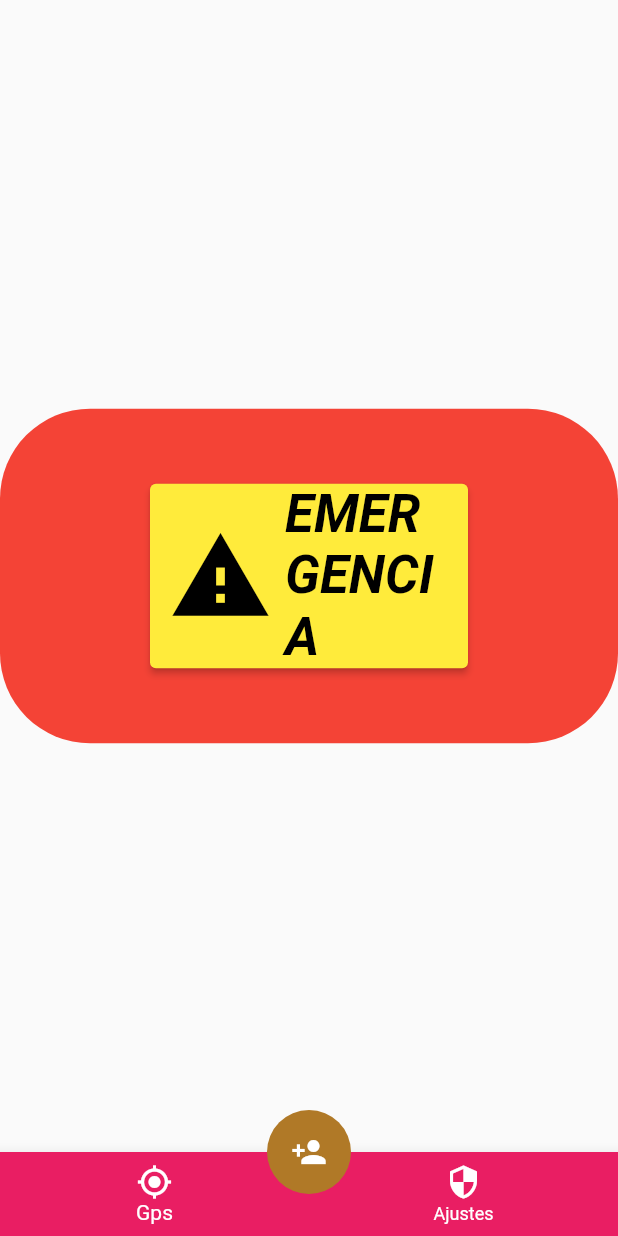
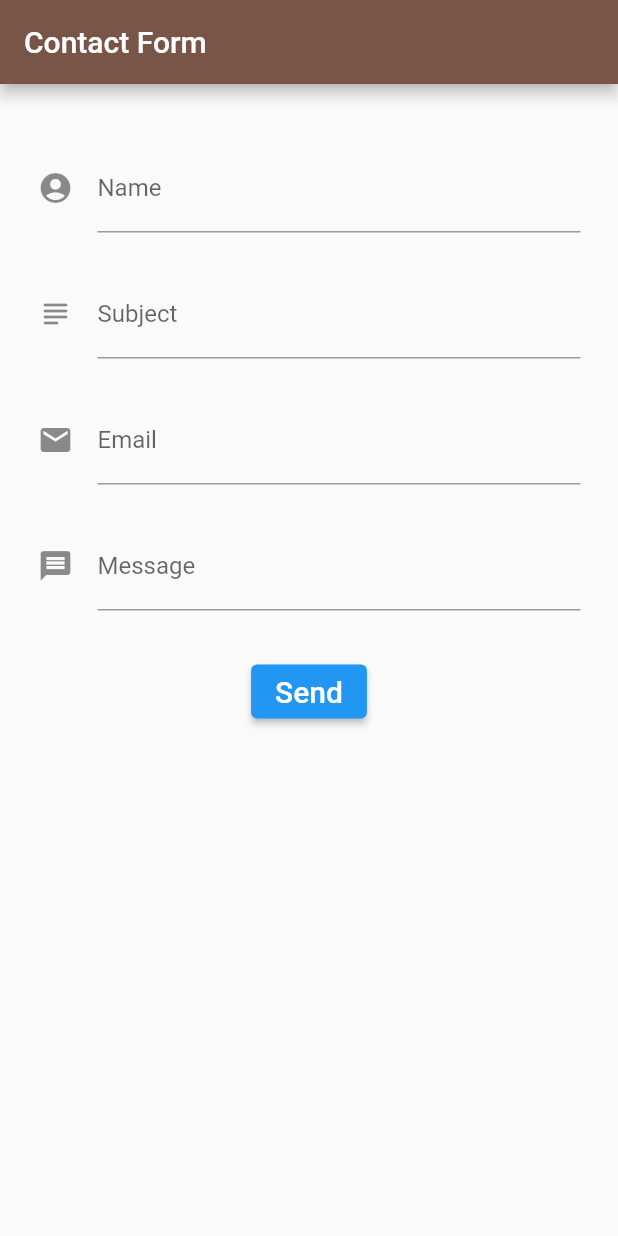
Before and after one commit to JuanPaauul/Nos-importas, a Flutter app: the PanicPage screen opened directly, after a tap on "EMERGENCIA", on a phone screen of 412 x 824 dp. Run offline on Flutter 3.47's test engine with Material 2 defaults, Android fonts, the phone set to English and light mode, and no system bars; our stand-ins replace animate_do, google_maps_flutter, google_sign_in, image_picker.

Commit message:
Llenado de Gmail, pasando a automatizarlo.

```diff
--- a/lib/screens/button_emergency_screen.dart
+++ b/lib/screens/button_emergency_screen.dart
@@ -72,7 +72,101 @@ class _MiPagina1State extends State<PanicPage> {
 }
 
 // manda un GMAIL \\
-void EmergencyButton() {}
+void EmergencyButton() {
+  runApp(const ContactPage());
+}
+
+class ContactPage extends StatefulWidget {
+  const ContactPage({Key? key}) : super(key: key);
+
+  @override
+  _ContactPageState createState() => _ContactPageState();
+}
+
+final nameController = TextEditingController();
+final subjectController = TextEditingController();
+final emailController = TextEditingController();
+final messageController = TextEditingController();
+
+// LINK: https://www.emailjs.com/ \\
+Future sendEmail() async {
+  final url = Uri.parse("");
+}
+
+class _ContactPageState extends State<ContactPage> {
+  @override
+  Widget build(BuildContext context) {
+    return MaterialApp(
+      debugShowCheckedModeBanner: false,
+      home: Scaffold(
+        appBar: AppBar(
+          title: Text("Contact Form"),
+          backgroundColor: Colors.brown,
+        ),
+        body: Padding(
+          padding: const EdgeInsets.fromLTRB(25.0, 40, 25, 0),
+          child: Form(
+            child: Column(
+              children: [
+                TextFormField(
+                  controller: nameController,
+                  decoration: const InputDecoration(
+                    icon: const Icon(Icons.account_circle),
+                    hintText: 'Name',
+                    labelText: 'Name',
+                  ),
+                ),
+                SizedBox(
+                  height: 25,
+                ),
+                TextFormField(
+                  controller: subjectController,
+                  decoration: const InputDecoration(
+                    icon: const Icon(Icons.subject_rounded),
+                    hintText: 'Subject',
+                    labelText: 'Subject',
+                  ),
+                ),
+                SizedBox(
+                  height: 25,
+                ),
+                TextFormField(
+                  controller: emailController,
+                  decoration: const InputDecoration(
+                    icon: const Icon(Icons.email),
+                    hintText: 'Email',
+                    labelText: 'Email',
+                  ),
+                ),
+                SizedBox(
+                  height: 25,
+                ),
+                TextFormField(
+                  controller: messageController,
+                  decoration: const InputDecoration(
+                    icon: const Icon(Icons.message),
+                    hintText: 'Message',
+                    labelText: 'Message',
+                  ),
+                ),
+                SizedBox(
+                  height: 30,
+                ),
+                ElevatedButton(
+                  onPressed: () {},
+                  child: Text(
+                    "Send",
+                    style: TextStyle(fontSize: 20),
+                  ),
+                )
+              ],
+            ),
+          ),
+        ),
+      ),
+    );
+  }
+}
 
 class CustomScreen extends StatelessWidget {
   final Color color;
```
